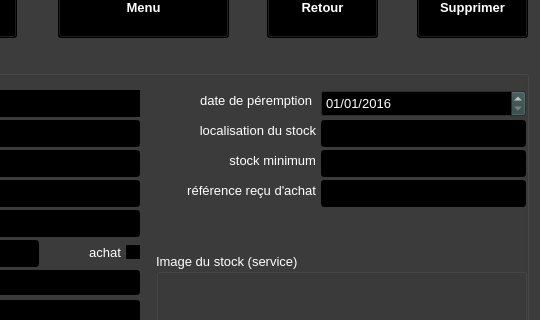
Before: the Qt Designer form ui/yeroth-erp-stock-detail-window.ui in xnoumbissinoundou/yeroth-erp-3.0, drawn with Qt 5; both pictures show x 260 to 800 and y 93 to 413 of the 800 by 600 pixel window.
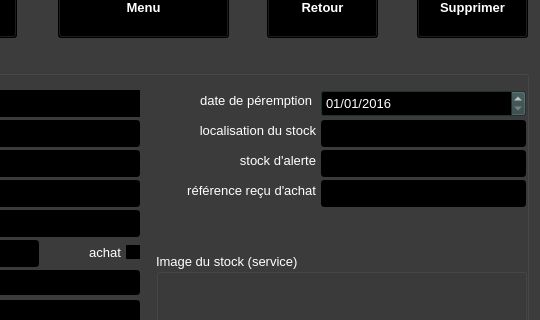
After: the same form once the commit is applied. Icons and pictures are not drawn. Custom widgets are drawn as their Qt base class.

```diff
--- a/ui/yeroth-erp-stock-detail-window.ui
+++ b/ui/yeroth-erp-stock-detail-window.ui
@@ -8591,7 +8591,7 @@
       </font>
      </property>
      <property name="text">
-      <string>stock minimum</string>
+      <string>stock d'alerte</string>
      </property>
      <property name="alignment">
       <set>Qt::AlignRight|Qt::AlignTrailing|Qt::AlignVCenter</set>
```
Left out of the diff: 6 changed lines with no effect on the pictures.
